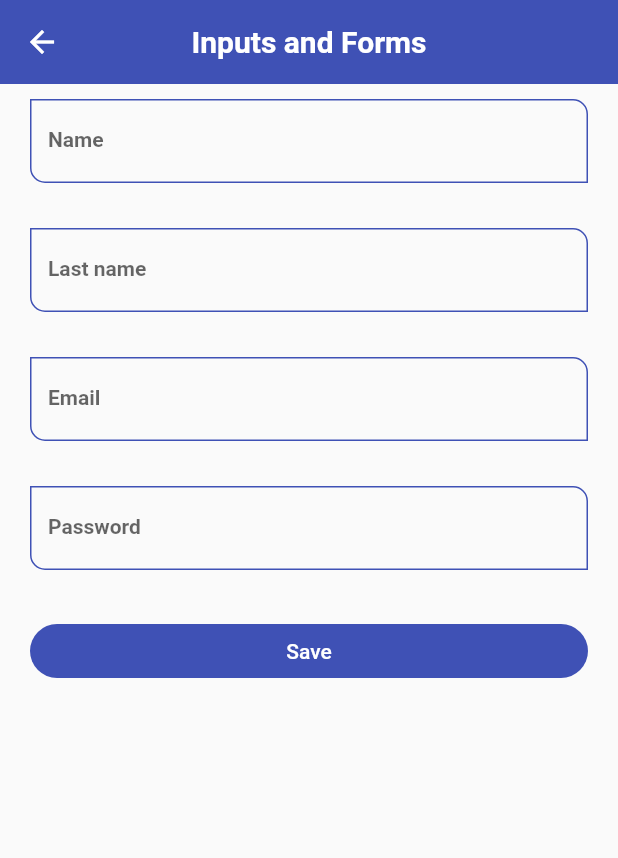
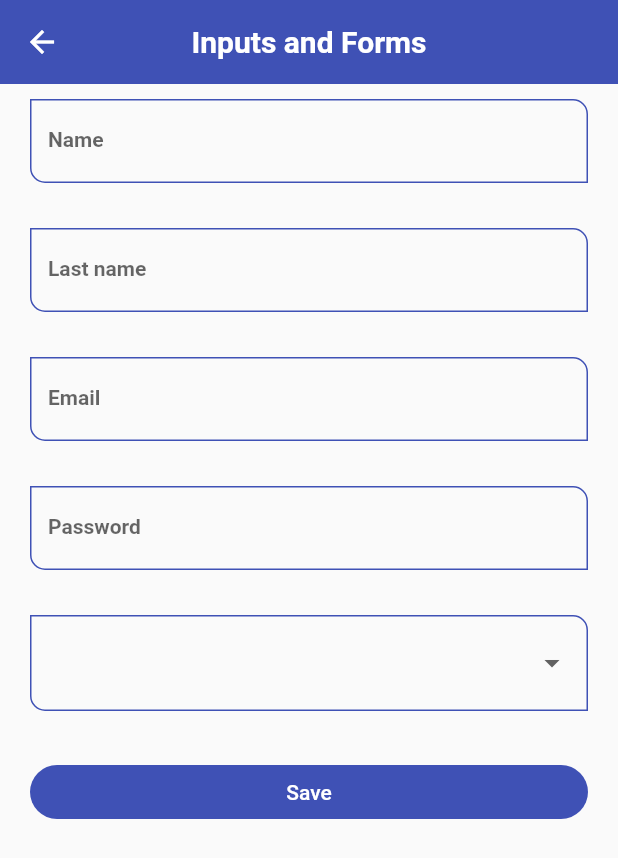
Before and after one commit to a-tiny-developer/flutter_components, a Flutter app: the InputsScreen screen opened by its route, on a phone screen of 412 x 824 dp. Shown: the top 858 px of the screen. Run offline on Flutter 3.47's test engine with Material 2 defaults, Android fonts, the phone set to English and light mode, and no system bars; our stand-ins replace google_fonts.

```diff
--- a/lib/screens/inputs_screen.dart
+++ b/lib/screens/inputs_screen.dart
@@ -53,6 +53,30 @@ class InputsScreen extends StatelessWidget {
                   },
                 ),
                 const SizedBox(height: 30),
+                DropdownButtonFormField<String>(
+                  items: const [
+                    DropdownMenuItem(
+                      value: 'Admin',
+                      child: Text('Admin'),
+                    ),
+                    DropdownMenuItem(
+                      value: 'Superuser',
+                      child: Text('Superuser'),
+                    ),
+                    DropdownMenuItem(
+                      value: 'Developer',
+                      child: Text('Developer'),
+                    ),
+                    DropdownMenuItem(
+                      value: 'Jr. Developer',
+                      child: Text('Jr. Developer'),
+                    ),
+                  ],
+                  onChanged: (value) {
+                    MyForm.formValues['role'] = value ?? 'Admin';
+                  },
+                ),
+                const SizedBox(height: 30),
                 ElevatedButton(
                   onPressed: () {
                     // hide keyboard;
```
